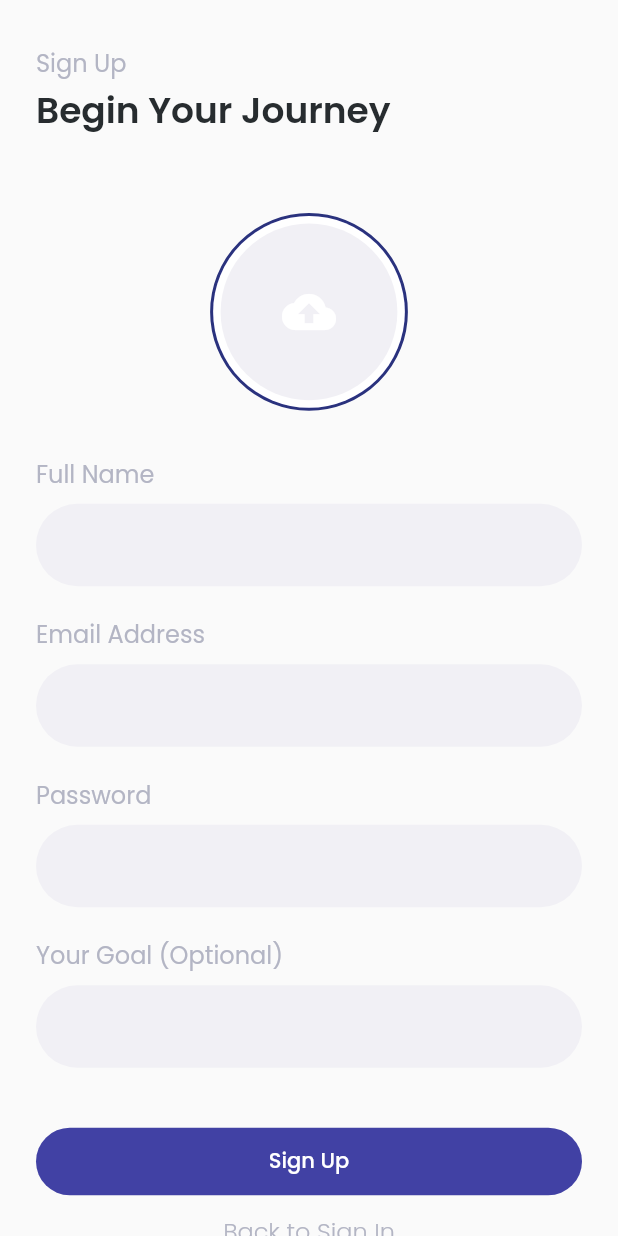
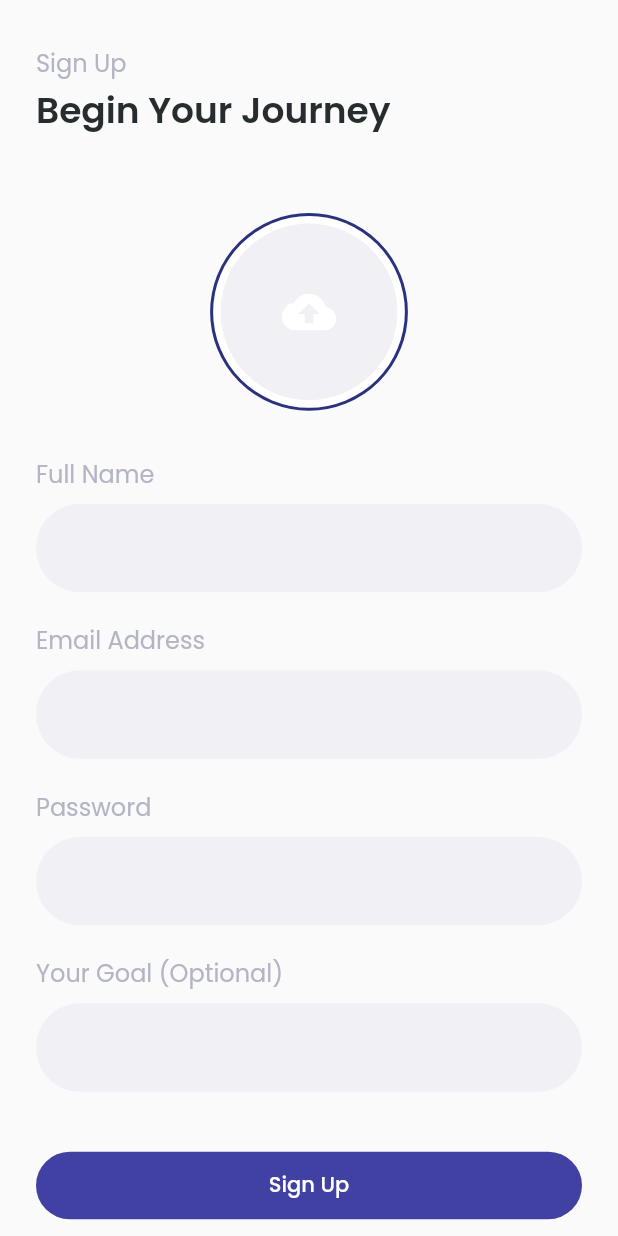
Before and after one commit to HarunNurahman/futurejob-app, a Flutter app: the SignUpPage screen opened directly, on a phone screen of 412 x 824 dp. Run offline on Flutter 3.47's test engine with Material 2 defaults, Android fonts, the phone set to English and light mode, and no system bars; our stand-ins replace device_preview, email_validator, google_fonts.

Commit message:
Slicing UI Sign Up Page

```diff
--- a/lib/pages/signup_page.dart
+++ b/lib/pages/signup_page.dart
@@ -12,12 +12,11 @@ class SignUpPage extends StatefulWidget {
 
 class _SignUpPageState extends State<SignUpPage> {
   bool isEmailValid = true;
-  bool isTextFilled = false;
+  bool isTextFilled = true;
 
   TextEditingController _nameController = TextEditingController();
   TextEditingController _emailController = TextEditingController();
   TextEditingController _passwordController = TextEditingController();
-
 
   @override
   Widget build(BuildContext context) {
@@ -96,15 +95,36 @@ class _SignUpPageState extends State<SignUpPage> {
                     ),
                     const SizedBox(height: 8),
                     SizedBox(
-                      height: 55,
                       child: TextFormField(
                         textAlign: TextAlign.left,
                         textAlignVertical: TextAlignVertical.center,
                         controller: _nameController,
                         decoration: InputDecoration(
-                          border: InputBorder.none,
+                          contentPadding: const EdgeInsets.symmetric(
+                            horizontal: 20,
+                            vertical: 20,
+                          ),
                           fillColor: grayColor_2,
                           filled: true,
+                          hintText: '',
+                          border: isTextFilled
+                              ? InputBorder.none
+                              : OutlineInputBorder(
+                                  borderRadius: BorderRadius.circular(30),
+                                  borderSide: BorderSide(
+                                    color:
+                                        isTextFilled ? purpleColor_2 : redColor,
+                                  ),
+                                ),
+                          errorText: isTextFilled
+                              ? null
+                              : 'Please enter your full name',
+                          errorBorder: OutlineInputBorder(
+                            borderRadius: BorderRadius.circular(100),
+                            borderSide: BorderSide(
+                              color: isTextFilled ? purpleColor_2 : redColor,
+                            ),
+                          ),
                           enabledBorder: OutlineInputBorder(
                             borderRadius: BorderRadius.circular(30),
                             borderSide: BorderSide.none,
@@ -112,15 +132,14 @@ class _SignUpPageState extends State<SignUpPage> {
                           focusedBorder: OutlineInputBorder(
                             borderRadius: BorderRadius.circular(30),
                             borderSide: BorderSide(
-                              color: purpleColor_2,
+                              color: isTextFilled ? purpleColor_2 : redColor,
                             ),
                           ),
-                          hintText: '',
                         ),
                         style: TextStyle(
                           fontSize: 16,
                           fontWeight: FontWeight.w400,
-                          color: purpleColor_2,
+                          color: isTextFilled ? purpleColor_2 : redColor,
                         ),
                       ),
                     ),
@@ -132,7 +151,6 @@ class _SignUpPageState extends State<SignUpPage> {
                     ),
                     const SizedBox(height: 8),
                     SizedBox(
-                      height: 55,
                       child: TextFormField(
                         textAlign: TextAlign.left,
                         textAlignVertical: TextAlignVertical.center,
@@ -152,9 +170,31 @@ class _SignUpPageState extends State<SignUpPage> {
                           }
                         },
                         decoration: InputDecoration(
-                          border: InputBorder.none,
+                          contentPadding: const EdgeInsets.symmetric(
+                            horizontal: 20,
+                            vertical: 20,
+                          ),
                           fillColor: grayColor_2,
                           filled: true,
+                          errorText: isEmailValid
+                              ? null
+                              : 'Please enter a valid email address',
+                          hintText: '',
+                          border: isEmailValid
+                              ? InputBorder.none
+                              : OutlineInputBorder(
+                                  borderRadius: BorderRadius.circular(30),
+                                  borderSide: BorderSide(
+                                    color:
+                                        isEmailValid ? purpleColor_2 : redColor,
+                                  ),
+                                ),
+                          errorBorder: OutlineInputBorder(
+                            borderRadius: BorderRadius.circular(30),
+                            borderSide: BorderSide(
+                              color: redColor,
+                            ),
+                          ),
                           enabledBorder: OutlineInputBorder(
                             borderRadius: BorderRadius.circular(30),
                             borderSide: BorderSide.none,
@@ -165,7 +205,6 @@ class _SignUpPageState extends State<SignUpPage> {
                               color: isEmailValid ? purpleColor_2 : redColor,
                             ),
                           ),
-                          hintText: '',
                         ),
                         style: TextStyle(
                           fontSize: 16,
@@ -182,11 +221,14 @@ class _SignUpPageState extends State<SignUpPage> {
                     ),
                     const SizedBox(height: 8),
                     SizedBox(
-                      height: 55,
                       child: TextFormField(
                         controller: _passwordController,
                         obscureText: true,
                         decoration: InputDecoration(
+                          contentPadding: const EdgeInsets.symmetric(
+                            horizontal: 20,
+                            vertical: 20,
+                          ),
                           border: InputBorder.none,
                           fillColor: grayColor_2,
                           filled: true,
@@ -211,13 +253,16 @@ class _SignUpPageState extends State<SignUpPage> {
                       style: grayTextStyle,
                     ),
                     const SizedBox(height: 8),
+                    // Goal (optional)
                     SizedBox(
-                      height: 55,
                       child: TextFormField(
                         textAlign: TextAlign.left,
                         textAlignVertical: TextAlignVertical.center,
-                        controller: _nameController,
                         decoration: InputDecoration(
+                          contentPadding: const EdgeInsets.symmetric(
+                            horizontal: 20,
+                            vertical: 20,
+                          ),
                           border: InputBorder.none,
                           fillColor: grayColor_2,
                           filled: true,
@@ -228,7 +273,7 @@ class _SignUpPageState extends State<SignUpPage> {
                           focusedBorder: OutlineInputBorder(
                             borderRadius: BorderRadius.circular(30),
                             borderSide: BorderSide(
-                              color: isEmailValid ? purpleColor_2 : redColor,
+                              color: purpleColor_2,
                             ),
                           ),
                           hintText: '',
@@ -236,7 +281,7 @@ class _SignUpPageState extends State<SignUpPage> {
                         style: TextStyle(
                           fontSize: 16,
                           fontWeight: FontWeight.w400,
-                          color: isTextFilled ? purpleColor_2 : redColor,
+                          color: purpleColor_2,
                         ),
                       ),
                     ),
@@ -246,7 +291,13 @@ class _SignUpPageState extends State<SignUpPage> {
                       width: MediaQuery.of(context).size.width * 1,
                       height: 45,
                       child: TextButton(
-                        onPressed: () {},
+                        onPressed: () {
+                          setState(() {
+                            _nameController.text.isEmpty
+                                ? isTextFilled = false
+                                : isTextFilled = true;
+                          });
+                        },
                         style: TextButton.styleFrom(
                           backgroundColor: purpleColor,
                           shape: RoundedRectangleBorder(
```
